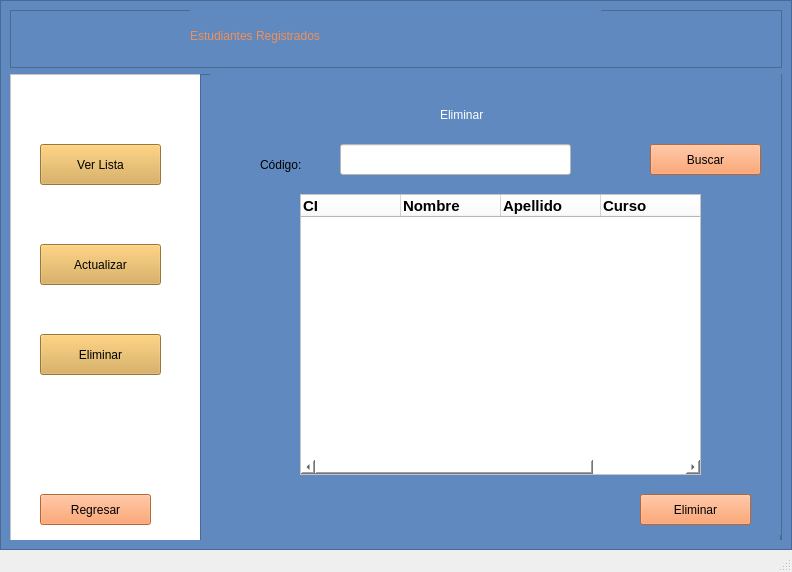
Old version of the form informeEstu.ui in the repository Shanem007/AulaVirtual.
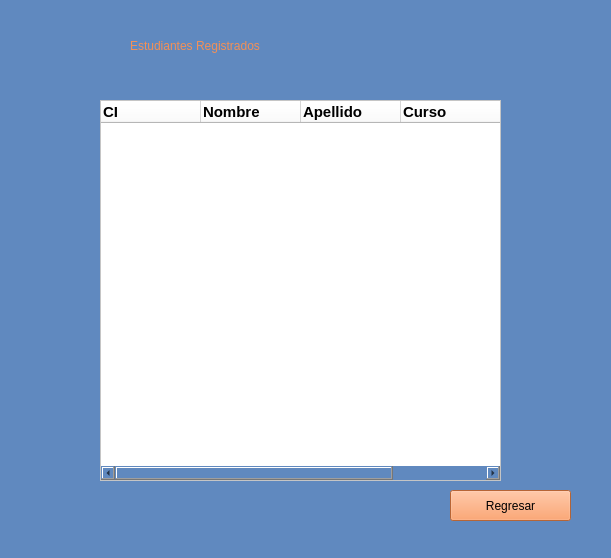
New version of the form.

What changed in the file:
```diff
--- a/informeEstu.ui
+++ b/informeEstu.ui
@@ -6,718 +6,164 @@
    <rect>
     <x>0</x>
     <y>0</y>
-    <width>792</width>
-    <height>572</height>
+    <width>611</width>
+    <height>558</height>
    </rect>
   </property>
   <property name="windowTitle">
    <string>MainWindow</string>
   </property>
-  <widget class="QWidget" name="registroEstu">
-   <layout class="QVBoxLayout" name="verticalLayout">
-    <property name="spacing">
-     <number>0</number>
+  <property name="styleSheet">
+   <string notr="true">background-color: rgb(96, 137, 191);</string>
+  </property>
+  <widget class="QWidget" name="centralwidget">
+   <widget class="QLabel" name="label">
+    <property name="geometry">
+     <rect>
+      <x>130</x>
+      <y>10</y>
+      <width>361</width>
+      <height>71</height>
+     </rect>
     </property>
-    <property name="leftMargin">
-     <number>0</number>
-    </property>
-    <property name="topMargin">
-     <number>0</number>
-    </property>
-    <property name="rightMargin">
-     <number>0</number>
-    </property>
-    <property name="bottomMargin">
-     <number>0</number>
-    </property>
-    <item>
-     <widget class="QFrame" name="frame">
-      <property name="styleSheet">
-       <string notr="true">background-color: rgb(96, 137, 191);</string>
-      </property>
-      <property name="frameShape">
-       <enum>QFrame::StyledPanel</enum>
-      </property>
-      <property name="frameShadow">
-       <enum>QFrame::Raised</enum>
-      </property>
-      <layout class="QVBoxLayout" name="verticalLayout_2" stretch="1,8">
-       <item>
-        <widget class="QFrame" name="frame_2">
-         <property name="frameShape">
-          <enum>QFrame::StyledPanel</enum>
-         </property>
-         <property name="frameShadow">
-          <enum>QFrame::Raised</enum>
-         </property>
-         <widget class="QLabel" name="label">
-          <property name="geometry">
-           <rect>
-            <x>180</x>
-            <y>0</y>
-            <width>411</width>
-            <height>51</height>
-           </rect>
-          </property>
-          <property name="styleSheet">
-           <string notr="true">font: 700 18pt &quot;Segoe UI&quot;;
-font: 24pt &quot;Segoe UI&quot;;
-font: 700 26pt &quot;Segoe UI&quot;;
+    <property name="styleSheet">
+     <string notr="true">font: 700 24pt &quot;Segoe UI&quot;;
 color: rgb(242, 144, 87);</string>
-          </property>
-          <property name="text">
-           <string>Estudiantes Registrados</string>
-          </property>
-         </widget>
-        </widget>
-       </item>
-       <item>
-        <widget class="QFrame" name="frame_3">
-         <property name="frameShape">
-          <enum>QFrame::StyledPanel</enum>
-         </property>
-         <property name="frameShadow">
-          <enum>QFrame::Raised</enum>
-         </property>
-         <widget class="QFrame" name="opciones">
-          <property name="geometry">
-           <rect>
-            <x>0</x>
-            <y>0</y>
-            <width>191</width>
-            <height>471</height>
-           </rect>
-          </property>
-          <property name="styleSheet">
-           <string notr="true">background-color: rgb(255, 255, 255);</string>
-          </property>
-          <property name="frameShape">
-           <enum>QFrame::StyledPanel</enum>
-          </property>
-          <property name="frameShadow">
-           <enum>QFrame::Raised</enum>
-          </property>
-          <widget class="QPushButton" name="verLista">
-           <property name="geometry">
-            <rect>
-             <x>30</x>
-             <y>70</y>
-             <width>121</width>
-             <height>41</height>
-            </rect>
-           </property>
-           <property name="styleSheet">
-            <string notr="true">background-color: rgb(217, 167, 74);
-font: 700 14pt &quot;Segoe UI&quot;;
-</string>
-           </property>
-           <property name="text">
-            <string>Ver Lista</string>
-           </property>
-          </widget>
-          <widget class="QPushButton" name="actualizar1">
-           <property name="geometry">
-            <rect>
-             <x>30</x>
-             <y>170</y>
-             <width>121</width>
-             <height>41</height>
-            </rect>
-           </property>
-           <property name="styleSheet">
-            <string notr="true">background-color: rgb(217, 167, 74);
-font: 700 14pt &quot;Segoe UI&quot;;
-</string>
-           </property>
-           <property name="text">
-            <string>Actualizar</string>
-           </property>
-          </widget>
-          <widget class="QPushButton" name="eliminar1">
-           <property name="geometry">
-            <rect>
-             <x>30</x>
-             <y>260</y>
-             <width>121</width>
-             <height>41</height>
-            </rect>
-           </property>
-           <property name="styleSheet">
-            <string notr="true">background-color: rgb(217, 167, 74);
-font: 700 14pt &quot;Segoe UI&quot;;
-</string>
-           </property>
-           <property name="text">
-            <string>Eliminar</string>
-           </property>
-          </widget>
-          <widget class="QPushButton" name="Regresarcurso">
-           <property name="geometry">
-            <rect>
-             <x>30</x>
-             <y>420</y>
-             <width>111</width>
-             <height>31</height>
-            </rect>
-           </property>
-           <property name="styleSheet">
-            <string notr="true">background-color: rgb(217, 167, 74);
+    </property>
+    <property name="text">
+     <string>Estudiantes Registrados</string>
+    </property>
+   </widget>
+   <widget class="QTableWidget" name="notasEstu">
+    <property name="geometry">
+     <rect>
+      <x>100</x>
+      <y>100</y>
+      <width>401</width>
+      <height>381</height>
+     </rect>
+    </property>
+    <property name="styleSheet">
+     <string notr="true">background-color: rgb(255, 255, 255);</string>
+    </property>
+    <property name="verticalScrollBarPolicy">
+     <enum>Qt::ScrollBarAsNeeded</enum>
+    </property>
+    <column>
+     <property name="text">
+      <string>CI</string>
+     </property>
+     <property name="font">
+      <font>
+       <pointsize>11</pointsize>
+       <bold>true</bold>
+       <stylestrategy>PreferDefault</stylestrategy>
+      </font>
+     </property>
+     <property name="textAlignment">
+      <set>AlignJustify|AlignTop</set>
+     </property>
+     <property name="background">
+      <color>
+       <red>172</red>
+       <green>97</green>
+       <blue>107</blue>
+      </color>
+     </property>
+     <property name="foreground">
+      <brush brushstyle="SolidPattern">
+       <color alpha="255">
+        <red>0</red>
+        <green>0</green>
+        <blue>0</blue>
+       </color>
+      </brush>
+     </property>
+    </column>
+    <column>
+     <property name="text">
+      <string>Nombre</string>
+     </property>
+     <property name="font">
+      <font>
+       <pointsize>11</pointsize>
+       <bold>true</bold>
+      </font>
+     </property>
+     <property name="textAlignment">
+      <set>AlignJustify|AlignVCenter</set>
+     </property>
+     <property name="background">
+      <color>
+       <red>172</red>
+       <green>97</green>
+       <blue>107</blue>
+      </color>
+     </property>
+    </column>
+    <column>
+     <property name="text">
+      <string>Apellido</string>
+     </property>
+     <property name="font">
+      <font>
+       <pointsize>11</pointsize>
+       <bold>true</bold>
+      </font>
+     </property>
+     <property name="textAlignment">
+      <set>AlignJustify|AlignVCenter</set>
+     </property>
+     <property name="background">
+      <color>
+       <red>172</red>
+       <green>97</green>
+       <blue>107</blue>
+      </color>
+     </property>
+    </column>
+    <column>
+     <property name="text">
+      <string>Curso</string>
+     </property>
+     <property name="font">
+      <font>
+       <pointsize>11</pointsize>
+       <bold>true</bold>
+       <kerning>false</kerning>
+      </font>
+     </property>
+     <property name="textAlignment">
+      <set>AlignJustify|AlignVCenter</set>
+     </property>
+     <property name="background">
+      <color>
+       <red>172</red>
+       <green>97</green>
+       <blue>107</blue>
+      </color>
+     </property>
+    </column>
+   </widget>
+   <widget class="QPushButton" name="Regresarcurso">
+    <property name="geometry">
+     <rect>
+      <x>450</x>
+      <y>490</y>
+      <width>121</width>
+      <height>31</height>
+     </rect>
+    </property>
+    <property name="styleSheet">
+     <string notr="true">background-color: rgb(217, 167, 74);
 background-color: rgb(255, 142, 76);
 font: 700 14pt &quot;Segoe UI&quot;;
 </string>
-           </property>
-           <property name="text">
-            <string>Regresar</string>
-           </property>
-          </widget>
-         </widget>
-         <widget class="QFrame" name="paginas">
-          <property name="geometry">
-           <rect>
-            <x>190</x>
-            <y>0</y>
-            <width>581</width>
-            <height>471</height>
-           </rect>
-          </property>
-          <property name="frameShape">
-           <enum>QFrame::StyledPanel</enum>
-          </property>
-          <property name="frameShadow">
-           <enum>QFrame::Raised</enum>
-          </property>
-          <widget class="QStackedWidget" name="stackedWidget">
-           <property name="geometry">
-            <rect>
-             <x>10</x>
-             <y>0</y>
-             <width>571</width>
-             <height>461</height>
-            </rect>
-           </property>
-           <property name="currentIndex">
-            <number>1</number>
-           </property>
-           <widget class="QWidget" name="ver">
-            <widget class="QPushButton" name="refrescar">
-             <property name="geometry">
-              <rect>
-               <x>470</x>
-               <y>430</y>
-               <width>81</width>
-               <height>31</height>
-              </rect>
-             </property>
-             <property name="styleSheet">
-              <string notr="true">background-color: rgb(255, 142, 76);
-font: 700 11pt &quot;Segoe UI&quot;;</string>
-             </property>
-             <property name="text">
-              <string>Refrescar</string>
-             </property>
-            </widget>
-            <widget class="QTableWidget" name="notasEstu">
-             <property name="geometry">
-              <rect>
-               <x>80</x>
-               <y>50</y>
-               <width>391</width>
-               <height>361</height>
-              </rect>
-             </property>
-             <property name="styleSheet">
-              <string notr="true">background-color: rgb(255, 255, 255);</string>
-             </property>
-             <property name="verticalScrollBarPolicy">
-              <enum>Qt::ScrollBarAsNeeded</enum>
-             </property>
-             <column>
-              <property name="text">
-               <string>CI</string>
-              </property>
-              <property name="font">
-               <font>
-                <pointsize>11</pointsize>
-                <bold>true</bold>
-                <stylestrategy>PreferDefault</stylestrategy>
-               </font>
-              </property>
-              <property name="textAlignment">
-               <set>AlignJustify|AlignVCenter</set>
-              </property>
-              <property name="background">
-               <color>
-                <red>172</red>
-                <green>97</green>
-                <blue>107</blue>
-               </color>
-              </property>
-              <property name="foreground">
-               <brush brushstyle="SolidPattern">
-                <color alpha="255">
-                 <red>0</red>
-                 <green>0</green>
-                 <blue>0</blue>
-                </color>
-               </brush>
-              </property>
-             </column>
-             <column>
-              <property name="text">
-               <string>Nombre</string>
-              </property>
-              <property name="font">
-               <font>
-                <pointsize>11</pointsize>
-                <bold>true</bold>
-               </font>
-              </property>
-              <property name="textAlignment">
-               <set>AlignJustify|AlignVCenter</set>
-              </property>
-              <property name="background">
-               <color>
-                <red>172</red>
-                <green>97</green>
-                <blue>107</blue>
-               </color>
-              </property>
-             </column>
-             <column>
-              <property name="text">
-               <string>Apellido</string>
-              </property>
-              <property name="font">
-               <font>
-                <pointsize>11</pointsize>
-                <bold>true</bold>
-               </font>
-              </property>
-              <property name="textAlignment">
-               <set>AlignJustify|AlignVCenter</set>
-              </property>
-              <property name="background">
-               <color>
-                <red>172</red>
-                <green>97</green>
-                <blue>107</blue>
-               </color>
-              </property>
-             </column>
-             <column>
-              <property name="text">
-               <string>Curso</string>
-              </property>
-              <property name="font">
-               <font>
-                <pointsize>11</pointsize>
-                <bold>true</bold>
-               </font>
-              </property>
-              <property name="textAlignment">
-               <set>AlignJustify|AlignVCenter</set>
-              </property>
-              <property name="background">
-               <color>
-                <red>172</red>
-                <green>97</green>
-                <blue>107</blue>
-               </color>
-              </property>
-             </column>
-            </widget>
-            <widget class="QLabel" name="label_2">
-             <property name="geometry">
-              <rect>
-               <x>190</x>
-               <y>10</y>
-               <width>159</width>
-               <height>32</height>
-              </rect>
-             </property>
-             <property name="styleSheet">
-              <string notr="true">font: 700 18pt &quot;Segoe UI&quot;;
-color: rgb(255, 255, 255);</string>
-             </property>
-             <property name="text">
-              <string>ESTUDIANTES</string>
-             </property>
-             <property name="alignment">
-              <set>Qt::AlignLeading|Qt::AlignLeft|Qt::AlignVCenter</set>
-             </property>
-            </widget>
-           </widget>
-           <widget class="QWidget" name="eliminar">
-            <widget class="QLabel" name="label_8">
-             <property name="geometry">
-              <rect>
-               <x>230</x>
-               <y>30</y>
-               <width>121</width>
-               <height>21</height>
-              </rect>
-             </property>
-             <property name="styleSheet">
-              <string notr="true">font: 700 18pt &quot;Segoe UI&quot;;
-color: rgb(255, 255, 255);</string>
-             </property>
-             <property name="text">
-              <string>Eliminar</string>
-             </property>
-            </widget>
-            <widget class="QLabel" name="label_9">
-             <property name="geometry">
-              <rect>
-               <x>50</x>
-               <y>80</y>
-               <width>81</width>
-               <height>21</height>
-              </rect>
-             </property>
-             <property name="styleSheet">
-              <string notr="true">font: 700 14pt &quot;Segoe UI&quot;;
-font: 700 12pt &quot;Segoe UI&quot;;</string>
-             </property>
-             <property name="text">
-              <string>Código:</string>
-             </property>
-            </widget>
-            <widget class="QLineEdit" name="lineEdit_5">
-             <property name="geometry">
-              <rect>
-               <x>130</x>
-               <y>70</y>
-               <width>231</width>
-               <height>31</height>
-              </rect>
-             </property>
-             <property name="styleSheet">
-              <string notr="true">background-color: rgb(255, 255, 255);</string>
-             </property>
-            </widget>
-            <widget class="QPushButton" name="buscar1">
-             <property name="geometry">
-              <rect>
-               <x>440</x>
-               <y>70</y>
-               <width>111</width>
-               <height>31</height>
-              </rect>
-             </property>
-             <property name="styleSheet">
-              <string notr="true">background-color: rgb(255, 142, 76);
-font: 700 11pt &quot;Segoe UI&quot;;</string>
-             </property>
-             <property name="text">
-              <string>Buscar</string>
-             </property>
-            </widget>
-            <widget class="QPushButton" name="eliminar2">
-             <property name="geometry">
-              <rect>
-               <x>430</x>
-               <y>420</y>
-               <width>111</width>
-               <height>31</height>
-              </rect>
-             </property>
-             <property name="styleSheet">
-              <string notr="true">background-color: rgb(255, 142, 76);
-font: 700 11pt &quot;Segoe UI&quot;;</string>
-             </property>
-             <property name="text">
-              <string>Eliminar</string>
-             </property>
-            </widget>
-            <widget class="QTableWidget" name="notasEstu_2">
-             <property name="geometry">
-              <rect>
-               <x>90</x>
-               <y>120</y>
-               <width>401</width>
-               <height>281</height>
-              </rect>
-             </property>
-             <property name="styleSheet">
-              <string notr="true">background-color: rgb(255, 255, 255);</string>
-             </property>
-             <property name="verticalScrollBarPolicy">
-              <enum>Qt::ScrollBarAsNeeded</enum>
-             </property>
-             <column>
-              <property name="text">
-               <string>CI</string>
-              </property>
-              <property name="font">
-               <font>
-                <pointsize>11</pointsize>
-                <bold>true</bold>
-                <stylestrategy>PreferDefault</stylestrategy>
-               </font>
-              </property>
-              <property name="textAlignment">
-               <set>AlignJustify|AlignVCenter</set>
-              </property>
-              <property name="background">
-               <color>
-                <red>172</red>
-                <green>97</green>
-                <blue>107</blue>
-               </color>
-              </property>
-              <property name="foreground">
-               <brush brushstyle="SolidPattern">
-                <color alpha="255">
-                 <red>0</red>
-                 <green>0</green>
-                 <blue>0</blue>
-                </color>
-               </brush>
-              </property>
-             </column>
-             <column>
-              <property name="text">
-               <string>Nombre</string>
-              </property>
-              <property name="font">
-               <font>
-                <pointsize>11</pointsize>
-                <bold>true</bold>
-               </font>
-              </property>
-              <property name="textAlignment">
-               <set>AlignJustify|AlignVCenter</set>
-              </property>
-              <property name="background">
-               <color>
-                <red>172</red>
-                <green>97</green>
-                <blue>107</blue>
-               </color>
-              </property>
-             </column>
-             <column>
-              <property name="text">
-               <string>Apellido</string>
-              </property>
-              <property name="font">
-               <font>
-                <pointsize>11</pointsize>
-                <bold>true</bold>
-               </font>
-              </property>
-              <property name="textAlignment">
-               <set>AlignJustify|AlignVCenter</set>
-              </property>
-              <property name="background">
-               <color>
-                <red>172</red>
-                <green>97</green>
-                <blue>107</blue>
-               </color>
-              </property>
-             </column>
-             <column>
-              <property name="text">
-               <string>Curso</string>
-              </property>
-              <property name="font">
-               <font>
-                <pointsize>11</pointsize>
-                <bold>true</bold>
-               </font>
-              </property>
-              <property name="textAlignment">
-               <set>AlignJustify|AlignVCenter</set>
-              </property>
-              <property name="background">
-               <color>
-                <red>172</red>
-                <green>97</green>
-                <blue>107</blue>
-               </color>
-              </property>
-             </column>
-            </widget>
-           </widget>
-           <widget class="QWidget" name="actualizar">
-            <widget class="QLabel" name="label_3">
-             <property name="geometry">
-              <rect>
-               <x>140</x>
-               <y>20</y>
-               <width>201</width>
-               <height>41</height>
-              </rect>
-             </property>
-             <property name="styleSheet">
-              <string notr="true">color: rgb(255, 255, 255);
-font: 700 18pt &quot;Segoe UI&quot;;</string>
-             </property>
-             <property name="text">
-              <string>Actualizar Lista</string>
-             </property>
-            </widget>
-            <widget class="QLineEdit" name="lineEdit">
-             <property name="geometry">
-              <rect>
-               <x>130</x>
-               <y>100</y>
-               <width>231</width>
-               <height>31</height>
-              </rect>
-             </property>
-             <property name="styleSheet">
-              <string notr="true">background-color: rgb(255, 255, 255);</string>
-             </property>
-            </widget>
-            <widget class="QLineEdit" name="lineEdit_2">
-             <property name="geometry">
-              <rect>
-               <x>130</x>
-               <y>180</y>
-               <width>331</width>
-               <height>31</height>
-              </rect>
-             </property>
-             <property name="styleSheet">
-              <string notr="true">background-color: rgb(255, 255, 255);</string>
-             </property>
-            </widget>
-            <widget class="QLineEdit" name="lineEdit_3">
-             <property name="geometry">
-              <rect>
-               <x>130</x>
-               <y>270</y>
-               <width>331</width>
-               <height>31</height>
-              </rect>
-             </property>
-             <property name="styleSheet">
-              <string notr="true">background-color: rgb(255, 255, 255);</string>
-             </property>
-            </widget>
-            <widget class="QLineEdit" name="lineEdit_4">
-             <property name="geometry">
-              <rect>
-               <x>130</x>
-               <y>350</y>
-               <width>331</width>
-               <height>31</height>
-              </rect>
-             </property>
-             <property name="styleSheet">
-              <string notr="true">background-color: rgb(255, 255, 255);</string>
-             </property>
-            </widget>
-            <widget class="QLabel" name="label_4">
-             <property name="geometry">
-              <rect>
-               <x>40</x>
-               <y>110</y>
-               <width>81</width>
-               <height>21</height>
-              </rect>
-             </property>
-             <property name="styleSheet">
-              <string notr="true">font: 700 14pt &quot;Segoe UI&quot;;
-font: 700 12pt &quot;Segoe UI&quot;;</string>
-             </property>
-             <property name="text">
-              <string>Código:</string>
-             </property>
-            </widget>
-            <widget class="QLabel" name="label_5">
-             <property name="geometry">
-              <rect>
-               <x>40</x>
-               <y>190</y>
-               <width>71</width>
-               <height>16</height>
-              </rect>
-             </property>
-             <property name="styleSheet">
-              <string notr="true">font: 700 12pt &quot;Segoe UI&quot;;</string>
-             </property>
-             <property name="text">
-              <string>Nombre:</string>
-             </property>
-            </widget>
-            <widget class="QLabel" name="label_6">
-             <property name="geometry">
-              <rect>
-               <x>40</x>
-               <y>280</y>
-               <width>81</width>
-               <height>16</height>
-              </rect>
-             </property>
-             <property name="styleSheet">
-              <string notr="true">font: 700 12pt &quot;Segoe UI&quot;;</string>
-             </property>
-             <property name="text">
-              <string>Apellido:</string>
-             </property>
-            </widget>
-            <widget class="QLabel" name="label_7">
-             <property name="geometry">
-              <rect>
-               <x>50</x>
-               <y>360</y>
-               <width>49</width>
-               <height>16</height>
-              </rect>
-             </property>
-             <property name="styleSheet">
-              <string notr="true">font: 700 12pt &quot;Segoe UI&quot;;</string>
-             </property>
-             <property name="text">
-              <string>Curso:</string>
-             </property>
-            </widget>
-            <widget class="QPushButton" name="actualizar2">
-             <property name="geometry">
-              <rect>
-               <x>400</x>
-               <y>420</y>
-               <width>151</width>
-               <height>41</height>
-              </rect>
-             </property>
-             <property name="styleSheet">
-              <string notr="true">background-color: rgb(255, 142, 76);
-font: 700 11pt &quot;Segoe UI&quot;;</string>
-             </property>
-             <property name="text">
-              <string>Actualizar</string>
-             </property>
-            </widget>
-            <widget class="QPushButton" name="buscar3">
-             <property name="geometry">
-              <rect>
-               <x>430</x>
-               <y>100</y>
-               <width>111</width>
-               <height>31</height>
-              </rect>
-             </property>
-             <property name="styleSheet">
-              <string notr="true">background-color: rgb(255, 142, 76);
-font: 700 11pt &quot;Segoe UI&quot;;</string>
-             </property>
-             <property name="text">
-              <string>Buscar</string>
-             </property>
-            </widget>
-           </widget>
-          </widget>
-         </widget>
-        </widget>
-       </item>
-      </layout>
-     </widget>
-    </item>
-   </layout>
+    </property>
+    <property name="text">
+     <string>Regresar</string>
+    </property>
+   </widget>
   </widget>
   <widget class="QStatusBar" name="statusbar"/>
  </widget>
```
Left out of the diff: 4 changed lines with no effect on the pictures.
